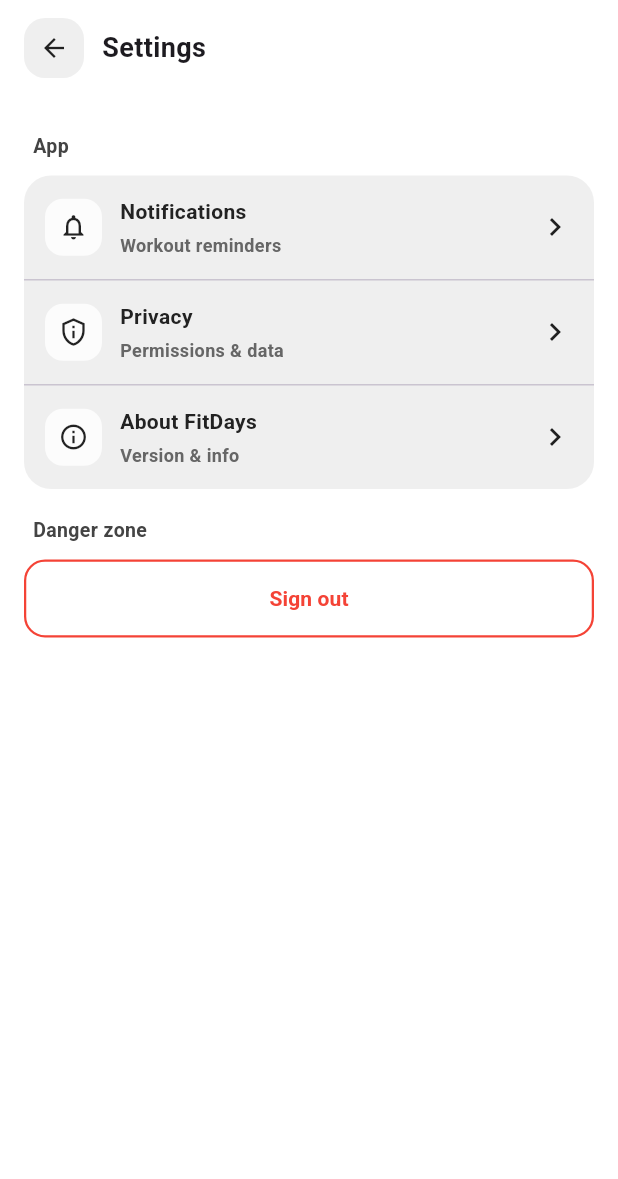
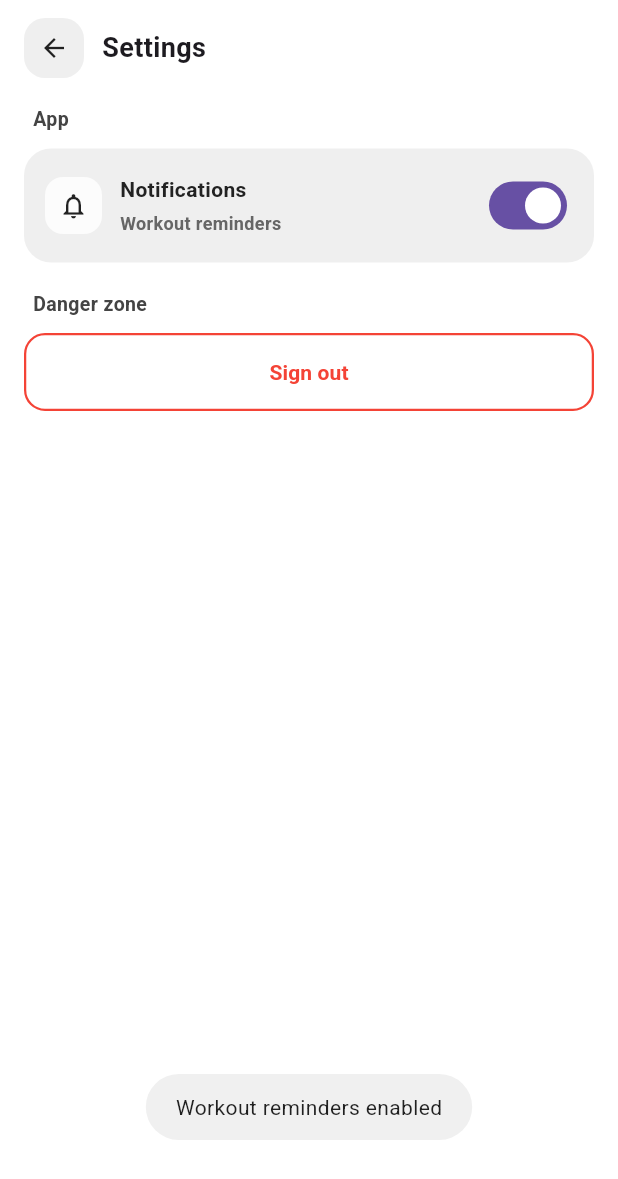
Before and after one commit to Dreidr/FitDays, a Flutter app: the AppSettingsScreen screen opened directly, after a tap on "Notifications", on a phone screen of 412 x 824 dp. Shown: the top 1179 px of the screen. Run offline on Flutter 3.47's test engine with Material 3 defaults, Android fonts, the phone set to English and light mode, and no system bars; our stand-ins replace flutter_local_notifications, flutter_slidable, fluttertoast, shared_preferences; accounts and stored records are empty.

Commit message:
Add workout reminder notification toggle in settings

```diff
--- a/mobile/lib/core/services/local_storage_services.dart
+++ b/mobile/lib/core/services/local_storage_services.dart
@@ -176,6 +176,15 @@ class LocalStorageService {
     await _prefs?.setBool(_onboardingKey, value);
   }
 
+  static const _notificationsEnabledKey = "notifications_enabled";
+
+  static bool get notificationsEnabled =>
+      _prefs?.getBool(_notificationsEnabledKey) ?? false;
+
+  static Future<void> setNotificationsEnabled(bool value) async {
+    await _prefs?.setBool(_notificationsEnabledKey, value);
+  }
+
   static const _skippedKey = "onboarding_skipped";
 
   // ✅ Profile completion (separate from onboarding_skipped)
--- /dev/null
+++ b/mobile/lib/core/services/notification_service.dart
@@ -0,0 +1,77 @@
+import 'package:flutter/foundation.dart';
+import 'package:flutter_local_notifications/flutter_local_notifications.dart';
+import 'package:fluttertoast/fluttertoast.dart';
+import 'package:mobile/core/services/local_storage_services.dart';
+
+class NotificationService {
+  NotificationService._();
+
+  static final FlutterLocalNotificationsPlugin _plugin =
+      FlutterLocalNotificationsPlugin();
+
+  static const int _dailyReminderId = 1001;
+
+  static Future<void> init() async {
+    const android = AndroidInitializationSettings('@mipmap/ic_launcher');
+    const ios = DarwinInitializationSettings();
+    const settings = InitializationSettings(android: android, iOS: ios);
+
+    await _plugin.initialize(settings);
+  }
+
+  static Future<bool> requestPermissions() async {
+    final android = _plugin
+        .resolvePlatformSpecificImplementation<
+          AndroidFlutterLocalNotificationsPlugin
+        >();
+    final ios = _plugin
+        .resolvePlatformSpecificImplementation<
+          IOSFlutterLocalNotificationsPlugin
+        >();
+
+    final androidAllowed = await android?.requestNotificationsPermission();
+    final iosAllowed = await ios?.requestPermissions(alert: true, badge: true, sound: true);
+
+    return (androidAllowed ?? true) && (iosAllowed ?? true);
+  }
+
+  static Future<void> scheduleDailyWorkoutReminder() async {
+    const details = NotificationDetails(
+      android: AndroidNotificationDetails(
+        'daily_workout_reminders',
+        'Daily Workout Reminders',
+        channelDescription: 'Daily reminders to complete your workout.',
+        importance: Importance.high,
+        priority: Priority.high,
+      ),
+      iOS: DarwinNotificationDetails(),
+    );
+
+    await _plugin.periodicallyShow(
+      _dailyReminderId,
+      'FitDays reminder',
+      'Time for your workout. Let\'s keep your streak alive 💪',
+      RepeatInterval.daily,
+      details,
+      androidScheduleMode: AndroidScheduleMode.exactAllowWhileIdle,
+    );
+
+    await LocalStorageService.setNotificationsEnabled(true);
+  }
+
+  static Future<void> cancelDailyWorkoutReminder() async {
+    await _plugin.cancel(_dailyReminderId);
+    await LocalStorageService.setNotificationsEnabled(false);
+  }
+
+  static void showSavedToast(bool enabled) {
+    Fluttertoast.showToast(
+      msg: enabled ? 'Workout reminders enabled' : 'Workout reminders disabled',
+      toastLength: Toast.LENGTH_SHORT,
+    );
+  }
+
+  static void logError(Object error) {
+    debugPrint('Notification error: $error');
+  }
+}
--- a/mobile/lib/features/settings/app_settings_screen.dart
+++ b/mobile/lib/features/settings/app_settings_screen.dart
@@ -1,9 +1,17 @@
 import 'package:flutter/material.dart';
 import 'package:mobile/core/services/local_storage_services.dart';
+import 'package:mobile/core/services/notification_service.dart';
 import 'package:mobile/features/auth/login_screen.dart';
 
-class AppSettingsScreen extends StatelessWidget {
+class AppSettingsScreen extends StatefulWidget {
   const AppSettingsScreen({super.key});
+
+  @override
+  State<AppSettingsScreen> createState() => _AppSettingsScreenState();
+}
+
+class _AppSettingsScreenState extends State<AppSettingsScreen> {
+  bool _notificationsEnabled = LocalStorageService.notificationsEnabled;
 
   Future<void> _signOut(BuildContext context) async {
     await LocalStorageService.logout();
@@ -19,16 +27,16 @@ class AppSettingsScreen extends StatelessWidget {
     final ok = await showDialog<bool>(
       context: context,
       builder: (_) => AlertDialog(
-        title: const Text("Sign out?"),
-        content: const Text("You’ll need to log in again to continue."),
+        title: const Text('Sign out?'),
+        content: const Text('You’ll need to log in again to continue.'),
         actions: [
           TextButton(
             onPressed: () => Navigator.pop(context, false),
-            child: const Text("Cancel"),
+            child: const Text('Cancel'),
           ),
           TextButton(
             onPressed: () => Navigator.pop(context, true),
-            child: const Text("Sign out"),
+            child: const Text('Sign out'),
           ),
         ],
       ),
@@ -36,6 +44,25 @@ class AppSettingsScreen extends StatelessWidget {
 
     if (ok == true) {
       await _signOut(context);
+    }
+  }
+
+  Future<void> _toggleNotifications(bool value) async {
+    try {
+      if (value) {
+        final granted = await NotificationService.requestPermissions();
+        if (!granted) return;
+
+        await NotificationService.scheduleDailyWorkoutReminder();
+      } else {
+        await NotificationService.cancelDailyWorkoutReminder();
+      }
+
+      if (!mounted) return;
+      setState(() => _notificationsEnabled = value);
+      NotificationService.showSavedToast(value);
+    } catch (error) {
+      NotificationService.logError(error);
     }
   }
 
@@ -49,7 +76,6 @@ class AppSettingsScreen extends StatelessWidget {
           child: Column(
             crossAxisAlignment: CrossAxisAlignment.start,
             children: [
-              // Top row (matches your profile vibe)
               Row(
                 children: [
                   InkWell(
@@ -66,53 +92,29 @@ class AppSettingsScreen extends StatelessWidget {
                   ),
                   const SizedBox(width: 12),
                   const Text(
-                    "Settings",
+                    'Settings',
                     style: TextStyle(fontSize: 18, fontWeight: FontWeight.w800),
                   ),
                 ],
               ),
-
               const SizedBox(height: 18),
-
-
-
-              const SizedBox(height: 18),
-
-              const _SectionTitle("App"),
+              const _SectionTitle('App'),
               _SettingsCard(
                 children: [
                   _SettingsRow(
                     icon: Icons.notifications_none,
-                    title: "Notifications",
-                    subtitle: "Workout reminders",
-                    onTap: () {
-                      // TODO later
-                    },
-                  ),
-                  const Divider(height: 1),
-                  _SettingsRow(
-                    icon: Icons.privacy_tip_outlined,
-                    title: "Privacy",
-                    subtitle: "Permissions & data",
-                    onTap: () {
-                      // TODO later
-                    },
-                  ),
-                  const Divider(height: 1),
-                  _SettingsRow(
-                    icon: Icons.info_outline,
-                    title: "About FitDays",
-                    subtitle: "Version & info",
-                    onTap: () {
-                      // TODO later
-                    },
+                    title: 'Notifications',
+                    subtitle: 'Workout reminders',
+                    trailing: Switch.adaptive(
+                      value: _notificationsEnabled,
+                      onChanged: _toggleNotifications,
+                    ),
+                    onTap: () => _toggleNotifications(!_notificationsEnabled),
                   ),
                 ],
               ),
-
               const SizedBox(height: 18),
-
-              const _SectionTitle("Danger zone"),
+              const _SectionTitle('Danger zone'),
               SizedBox(
                 width: double.infinity,
                 child: OutlinedButton(
@@ -126,7 +128,7 @@ class AppSettingsScreen extends StatelessWidget {
                   ),
                   onPressed: () => _confirmSignOut(context),
                   child: const Text(
-                    "Sign out",
+                    'Sign out',
                     style: TextStyle(fontWeight: FontWeight.w700),
                   ),
                 ),
@@ -180,14 +182,14 @@ class _SettingsRow extends StatelessWidget {
     required this.icon,
     required this.title,
     required this.subtitle,
-    this.trailingText,
     required this.onTap,
+    this.trailing,
   });
 
   final IconData icon;
   final String title;
   final String subtitle;
-  final String? trailingText;
+  final Widget? trailing;
   final VoidCallback onTap;
 
   @override
@@ -233,21 +235,7 @@ class _SettingsRow extends StatelessWidget {
                 ],
               ),
             ),
-            if (trailingText != null)
-              Container(
-                padding:
-                    const EdgeInsets.symmetric(horizontal: 14, vertical: 8),
-                decoration: BoxDecoration(
-                  color: const Color(0xFFE9E9E9),
-                  borderRadius: BorderRadius.circular(18),
-                ),
-                child: Text(
-                  trailingText!,
-                  style: const TextStyle(fontWeight: FontWeight.w800),
-                ),
-              )
-            else
-              const Icon(Icons.chevron_right),
+            trailing ?? const Icon(Icons.chevron_right),
           ],
         ),
       ),
--- a/mobile/lib/main.dart
+++ b/mobile/lib/main.dart
@@ -2,10 +2,12 @@ import 'package:flutter/material.dart';
 import 'package:mobile/app/app_shell.dart';
 import 'package:mobile/features/onboarding/launch_screen.dart';
 import 'package:mobile/core/services/local_storage_services.dart';
+import 'package:mobile/core/services/notification_service.dart';
 
 void main() async {
   WidgetsFlutterBinding.ensureInitialized();
   await LocalStorageService.init();
+  await NotificationService.init();
   runApp(const MyApp());
 }
 
```
